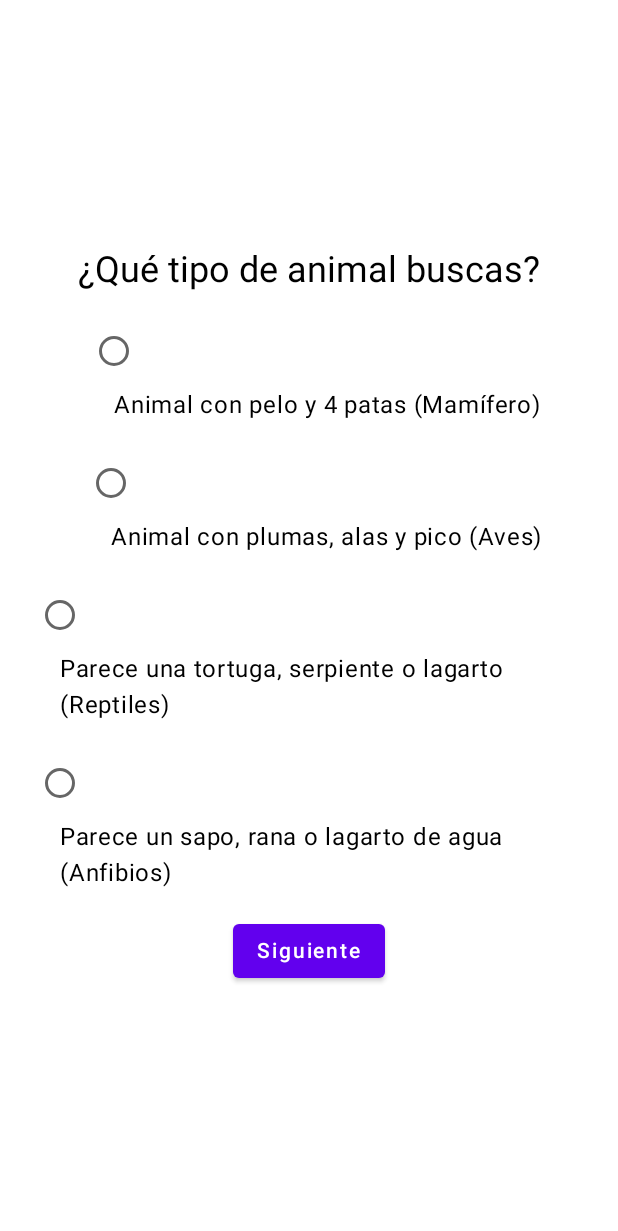
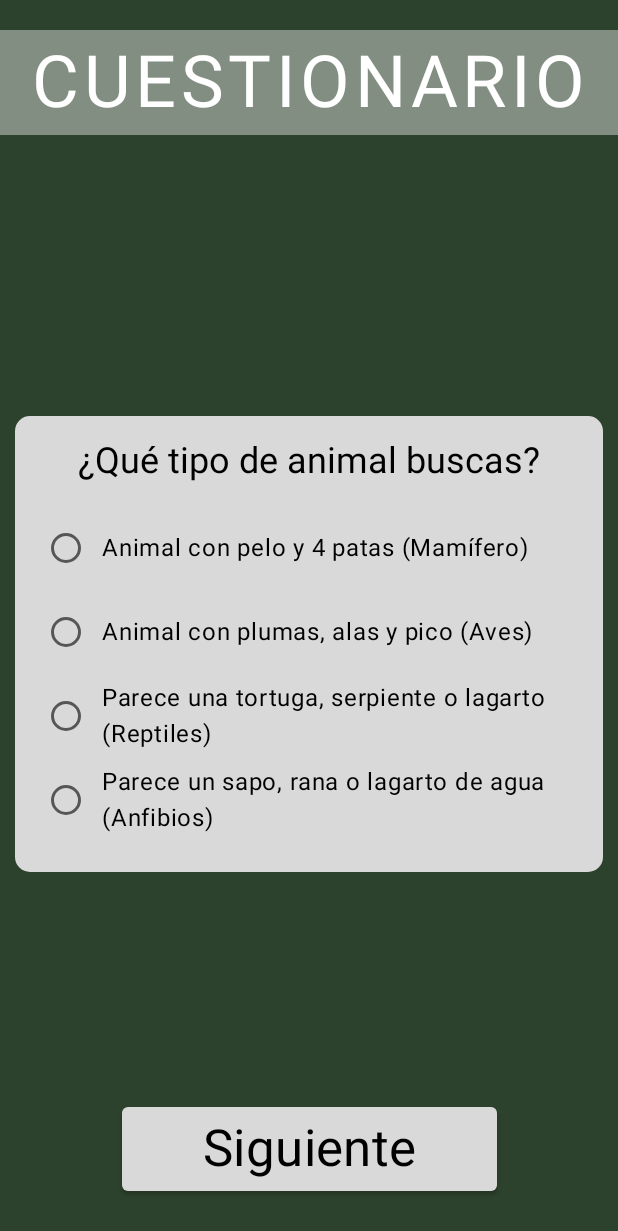
Before and after one commit to FaunaVal/FaunaVal-App, an Android app built with Jetpack Compose: the @Preview function PreviewQuestion, on a phone screen of 412 x 824 dp. Shown: the top 1231 px of the screen. Run offline under Robolectric (Android 15) with nearby library versions, the phone set to English and light mode, and no system bars; network calls fail.

Commit message:
[MOD] Improved category questions interface

```diff
--- a/app/src/main/java/com/torregrosa/faunaval/FaunaValScreen.kt
+++ b/app/src/main/java/com/torregrosa/faunaval/FaunaValScreen.kt
@@ -3,7 +3,7 @@ package com.torregrosa.faunaval
 import androidx.compose.foundation.layout.padding
 import androidx.compose.material.*
 import androidx.compose.material.icons.Icons
-import androidx.compose.material.icons.filled.ArrowBack
+import androidx.compose.material.icons.filled.Home
 import androidx.compose.runtime.Composable
 import androidx.compose.ui.Modifier
 import androidx.compose.ui.graphics.Color
@@ -15,12 +15,13 @@ import androidx.navigation.compose.composable
 import androidx.navigation.compose.rememberNavController
 import androidx.navigation.navArgument
 import com.torregrosa.faunaval.ui.*
+import com.torregrosa.faunaval.ui.identify.AmphibiaIdentificationPage
+import com.torregrosa.faunaval.ui.identify.CategoryQuestion
 import com.torregrosa.faunaval.ui.theme.BackgroundColor
 import kotlinx.coroutines.runBlocking
 
 @Composable
 fun FaunaValAppBar(
-    canNavigateBack: Boolean,
     navigateUp: () -> Unit,
     modifier: Modifier = Modifier
 ) {
@@ -29,13 +30,11 @@ fun FaunaValAppBar(
         modifier = modifier,
         backgroundColor = BackgroundColor,
         navigationIcon = {
-            if (canNavigateBack) {
-                IconButton(onClick = navigateUp) {
-                    Icon(
-                        imageVector = Icons.Filled.ArrowBack,
-                        contentDescription = "Atrás"
-                    )
-                }
+            IconButton(onClick = navigateUp) {
+                Icon(
+                    imageVector = Icons.Filled.Home,
+                    contentDescription = "Atrás"
+                )
             }
         }
     )
@@ -44,15 +43,10 @@ fun FaunaValAppBar(
 @Composable
 fun FaunaValApp(modifier: Modifier = Modifier, viewModel: AnimalViewModel = hiltViewModel()) {
     val navController = rememberNavController()
-    // TODO: Get current back stack entry
-
-    // TODO: Get the name of the current screen
-
     Scaffold(
         topBar = {
             FaunaValAppBar(
-                canNavigateBack = false,
-                navigateUp = { /* TODO: implement back navigation */ }
+                navigateUp = { navController.navigate("Start") }
             )
         }
     ) { innerPadding ->
--- a/app/src/main/java/com/torregrosa/faunaval/ui/CategoryQuestionActivity.kt
+++ /dev/null
@@ -1,102 +0,0 @@
-package com.torregrosa.faunaval.ui
-
-import androidx.compose.foundation.layout.Arrangement
-import androidx.compose.foundation.layout.Column
-import androidx.compose.foundation.layout.fillMaxSize
-import androidx.compose.foundation.layout.padding
-import androidx.compose.material.Button
-import androidx.compose.material.MaterialTheme
-import androidx.compose.material.RadioButton
-import androidx.compose.material.Text
-import androidx.compose.runtime.*
-import androidx.compose.ui.Alignment
-import androidx.compose.ui.Modifier
-import androidx.compose.ui.platform.LocalContext
-import androidx.compose.ui.tooling.preview.Preview
-import androidx.compose.ui.unit.dp
-import androidx.navigation.NavController
-import androidx.navigation.NavHostController
-
-@Composable
-fun AnimalTypeQuestionScreen(navController: NavController) {
-    var selectedOption by remember { mutableStateOf("") }
-
-    Column(
-        modifier = Modifier
-            .fillMaxSize()
-            .padding(16.dp),
-        verticalArrangement = Arrangement.Center,
-        horizontalAlignment = Alignment.CenterHorizontally
-    ) {
-        Text(
-            text = "¿Qué tipo de animal buscas?",
-            style = MaterialTheme.typography.h5,
-            modifier = Modifier.padding(bottom = 16.dp)
-        )
-        Column(modifier = Modifier.padding(bottom = 16.dp)) {
-            RadioButton(
-                selected = selectedOption == "1",
-                onClick = { selectedOption = "1" }
-            )
-            Text(
-                text = "Animal con pelo y 4 patas (Mamífero)",
-                style = MaterialTheme.typography.body1,
-                modifier = Modifier.padding(start = 24.dp)
-            )
-        }
-        Column(modifier = Modifier.padding(bottom = 16.dp)) {
-            RadioButton(
-                selected = selectedOption == "2",
-                onClick = { selectedOption = "2" }
-            )
-            Text(
-                text = "Animal con plumas, alas y pico (Aves)",
-                style = MaterialTheme.typography.body1,
-                modifier = Modifier.padding(start = 24.dp)
-            )
-        }
-        Column(modifier = Modifier.padding(bottom = 16.dp)) {
-            RadioButton(
-                selected = selectedOption == "3",
-                onClick = { selectedOption = "3" }
-            )
-            Text(
-                text = "Parece una tortuga, serpiente o lagarto (Reptiles)",
-                style = MaterialTheme.typography.body1,
-                modifier = Modifier.padding(start = 24.dp)
-            )
-        }
-        Column(modifier = Modifier.padding(bottom = 16.dp)) {
-            RadioButton(
-                selected = selectedOption == "4",
-                onClick = { selectedOption = "4" }
-            )
-            Text(
-                text = "Parece un sapo, rana o lagarto de agua (Anfibios)",
-                style = MaterialTheme.typography.body1,
-                modifier = Modifier.padding(start = 24.dp)
-            )
-        }
-        Button(
-            onClick = {
-                when(selectedOption){
-                    "4" -> navController.navigate("Amphibia_questions")
-                }
-                println("Respuesta seleccionada: $selectedOption")
-            }
-        ) {
-            Text(text = "Siguiente")
-        }
-    }
-}
-
-@Composable
-fun CategoryQuestion(navController: NavController) {
-    AnimalTypeQuestionScreen(navController)
-}
-
-@Preview(showBackground = true)
-@Composable
-fun PreviewQuestion() {
-    CategoryQuestion(navController = NavHostController(LocalContext.current))
-}
--- a/app/src/main/java/com/torregrosa/faunaval/ui/ListActivity.kt
+++ b/app/src/main/java/com/torregrosa/faunaval/ui/ListActivity.kt
@@ -1,6 +1,5 @@
 package com.torregrosa.faunaval.ui
 
-import androidx.activity.compose.BackHandler
 import androidx.compose.foundation.background
 import androidx.compose.foundation.clickable
 import androidx.compose.foundation.layout.*
@@ -79,7 +78,7 @@ private fun AnimalList(
 ) {
     LazyColumn(
         modifier = modifier
-            .fillMaxWidth()
+            .fillMaxSize()
             .background(BackgroundColor),
         contentPadding = PaddingValues(10.dp),
     ) {
@@ -97,7 +96,9 @@ fun AnimalListScreen(
     viewModel: AnimalViewModel = hiltViewModel()
 ) {
     if (filter != "") {
-        AnimalList(navController, runBlocking { viewModel.getAnimalListFiltered(categoryId, filter) })
+        AnimalList(
+            navController,
+            runBlocking { viewModel.getAnimalListFiltered(categoryId, filter) })
     } else {
         AnimalList(navController, runBlocking { viewModel.getAnimalList(categoryId) })
     }
--- a/app/src/main/java/com/torregrosa/faunaval/ui/AmphibiaQuestionsActivity.kt
+++ b/app/src/main/java/com/torregrosa/faunaval/ui/identify/AmphibiaQuestionsActivity.kt
@@ -1,4 +1,4 @@
-package com.torregrosa.faunaval.ui
+package com.torregrosa.faunaval.ui.identify
 
 import androidx.compose.foundation.layout.*
 import androidx.compose.material.Button
@@ -88,6 +88,7 @@ fun QuestionScreen(navController: NavController) {
                         // Ejecutar función cuando la respuesta es negativa (Piel)
                         searchFunction("0", navController)
                     }
+                    else -> {answers = ""}
                 }
                 answers = ""
             },
--- /dev/null
+++ b/app/src/main/java/com/torregrosa/faunaval/ui/identify/CategoryQuestionActivity.kt
@@ -0,0 +1,175 @@
+package com.torregrosa.faunaval.ui.identify
+
+import androidx.annotation.StringRes
+import androidx.compose.foundation.background
+import androidx.compose.foundation.layout.*
+import androidx.compose.foundation.rememberScrollState
+import androidx.compose.foundation.shape.RoundedCornerShape
+import androidx.compose.foundation.verticalScroll
+import androidx.compose.material.*
+import androidx.compose.runtime.*
+import androidx.compose.ui.Alignment
+import androidx.compose.ui.Modifier
+import androidx.compose.ui.draw.clip
+import androidx.compose.ui.graphics.Color
+import androidx.compose.ui.platform.LocalContext
+import androidx.compose.ui.res.stringResource
+import androidx.compose.ui.tooling.preview.Preview
+import androidx.compose.ui.unit.dp
+import androidx.compose.ui.unit.sp
+import androidx.navigation.NavController
+import androidx.navigation.NavHostController
+import com.torregrosa.faunaval.R
+import com.torregrosa.faunaval.ui.theme.BackgroundColor
+import com.torregrosa.faunaval.ui.theme.ButtonColor
+import com.torregrosa.faunaval.ui.theme.TextBackgroundColor
+
+@Composable
+fun AnimalTypeQuestionScreen(navController: NavController) {
+
+    Column(
+        modifier = Modifier
+            .fillMaxSize()
+            .background(BackgroundColor),
+        horizontalAlignment = Alignment.CenterHorizontally,
+        verticalArrangement = Arrangement.SpaceBetween
+    ) {
+        TitleQuestions()
+        CategoryQuestions(navController = navController)
+    }
+}
+
+@Composable
+fun CategoryQuestions(navController: NavController) {
+    var selectedOption by remember { mutableStateOf("") }
+    Column(
+        modifier = Modifier
+            .padding(start = 10.dp, end = 10.dp, top = 30.dp)
+            .clip(shape = RoundedCornerShape(10.dp))
+            .background(ButtonColor)
+            .verticalScroll(rememberScrollState()),
+        verticalArrangement = Arrangement.Center
+    ) {
+        Row(
+            modifier = Modifier.fillMaxWidth(),
+            horizontalArrangement = Arrangement.Center
+        ) {
+            Text(
+                text = stringResource(R.string.categoria_pregunta),
+                style = MaterialTheme.typography.h5,
+                modifier = Modifier.padding(vertical = 16.dp),
+            )
+        }
+
+        RadioButtonOption(
+            selected = selectedOption == "1",
+            onClick = { selectedOption = "1" },
+            resLabel = R.string.categoria_respuesta_1
+        )
+        RadioButtonOption(
+            selected = selectedOption == "2",
+            onClick = { selectedOption = "2" },
+            resLabel = R.string.categoria_respuesta_2
+        )
+        RadioButtonOption(
+            selected = selectedOption == "3",
+            onClick = { selectedOption = "3" },
+            resLabel = R.string.categoria_respuesta_3
+        )
+        RadioButtonOption(
+            selected = selectedOption == "4",
+            onClick = { selectedOption = "4" },
+            resLabel = R.string.categoria_respuesta_4
+        )
+        Spacer(modifier = Modifier.height(20.dp))
+    }
+    nextButton(selectedOption = selectedOption, navController = navController)
+
+}
+
+@Composable
+fun nextButton(selectedOption: String, navController: NavController) {
+    Button(
+        modifier = Modifier
+            .widthIn(min = 250.dp)
+            .padding(bottom = 30.dp),
+        colors = ButtonDefaults.buttonColors(
+            backgroundColor = ButtonColor
+        ),
+        onClick = {
+            when (selectedOption) {
+                "4" -> navController.navigate("Amphibia_questions")
+            }
+            println("Respuesta seleccionada: $selectedOption")
+        }
+    ) {
+        Text(
+            text = stringResource(R.string.siguiente),
+            style = MaterialTheme.typography.h4
+        )
+    }
+}
+
+@Composable
+fun RadioButtonOption(
+    modifier: Modifier = Modifier,
+    selected: Boolean,
+    onClick: (() -> Unit)?,
+    @StringRes resLabel: Int
+) {
+    Row(
+        modifier = Modifier
+            .padding(horizontal = 10.dp)
+            .height(56.dp),
+        verticalAlignment = Alignment.CenterVertically,
+        horizontalArrangement = Arrangement.Start
+    ) {
+        RadioButton(
+            selected = selected,
+            onClick = onClick,
+            colors = RadioButtonDefaults.colors(
+                selectedColor = BackgroundColor
+            )
+        )
+        CustomQuestionText(labelResourceId = resLabel)
+    }
+}
+
+@Composable
+fun CustomQuestionText(@StringRes labelResourceId: Int) {
+    Text(
+        text = stringResource(id = labelResourceId),
+        style = MaterialTheme.typography.body1,
+    )
+}
+
+@Composable
+fun TitleQuestions(modifier: Modifier = Modifier) {
+    Box(
+        modifier = modifier
+            .padding(top = 20.dp)
+            .fillMaxWidth()
+            .height(70.dp)
+            .background(TextBackgroundColor.copy(alpha = 0.5f)),
+
+        Alignment.Center
+    ) {
+        Text(
+            text = stringResource(R.string.cuestionario_titulo).uppercase(),
+            style = MaterialTheme.typography.h3,
+            letterSpacing = 3.sp,
+            color = Color.White
+        )
+    }
+}
+
+@Composable
+fun CategoryQuestion(navController: NavController) {
+    AnimalTypeQuestionScreen(navController)
+}
+
+@Preview(showBackground = true)
+@Composable
+fun PreviewQuestion() {
+    CategoryQuestion(navController = NavHostController(LocalContext.current))
+}
--- a/app/src/main/res/values/strings.xml
+++ b/app/src/main/res/values/strings.xml
@@ -19,4 +19,12 @@
     <string name="elige_cliente">\"Elija un cliente de Email : \"</string>
     <string name="enviar_boton">Enviar Email</string>
     <string name="colabora_text">Si quieres colaborar, ya sea sugiriendo un animal que falta o corrigiendo algún error, rellena el siguiente formulario:</string>
+    <string name="cuestionario_titulo">Cuestionario</string>
+    <string name="cuestionario_text">Responde a las siguientes peguntas y te ayudaremos a identificar al animal:</string>
+    <string name="categoria_pregunta">¿Qué tipo de animal buscas?</string>
+    <string name="categoria_respuesta_1">Animal con pelo y 4 patas (Mamífero)</string>
+    <string name="categoria_respuesta_2">Animal con plumas, alas y pico (Aves)</string>
+    <string name="categoria_respuesta_3">Parece una tortuga, serpiente o lagarto (Reptiles)</string>
+    <string name="categoria_respuesta_4">Parece un sapo, rana o lagarto de agua (Anfibios)</string>
+    <string name="siguiente">Siguiente</string>
 </resources>
```
